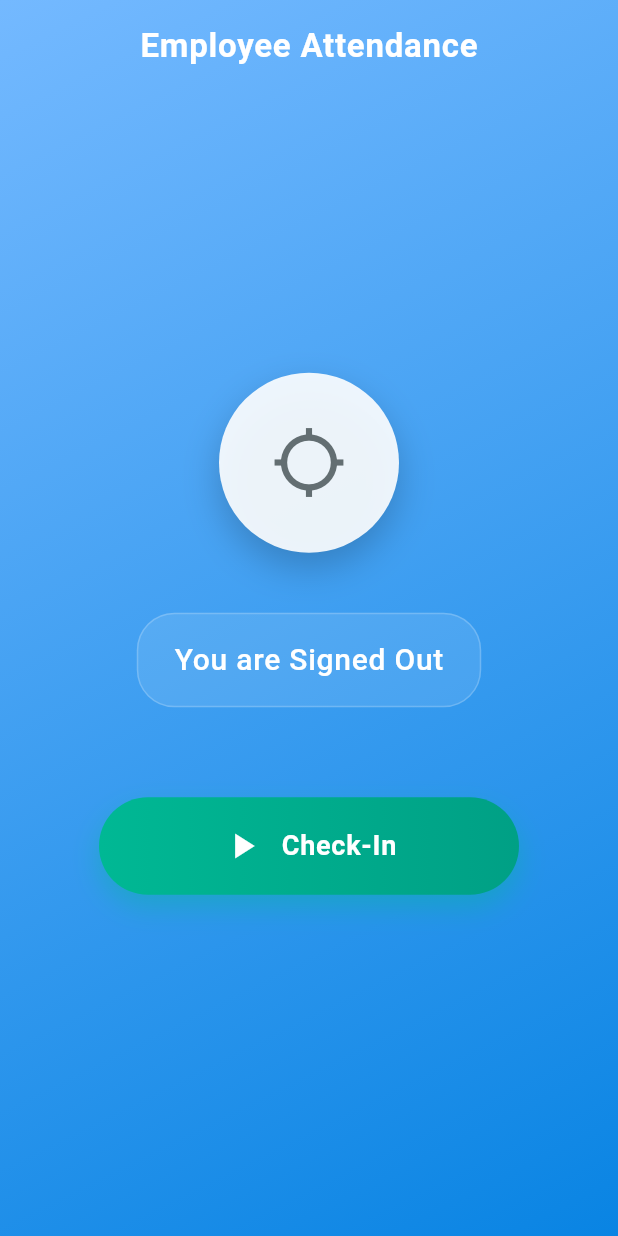
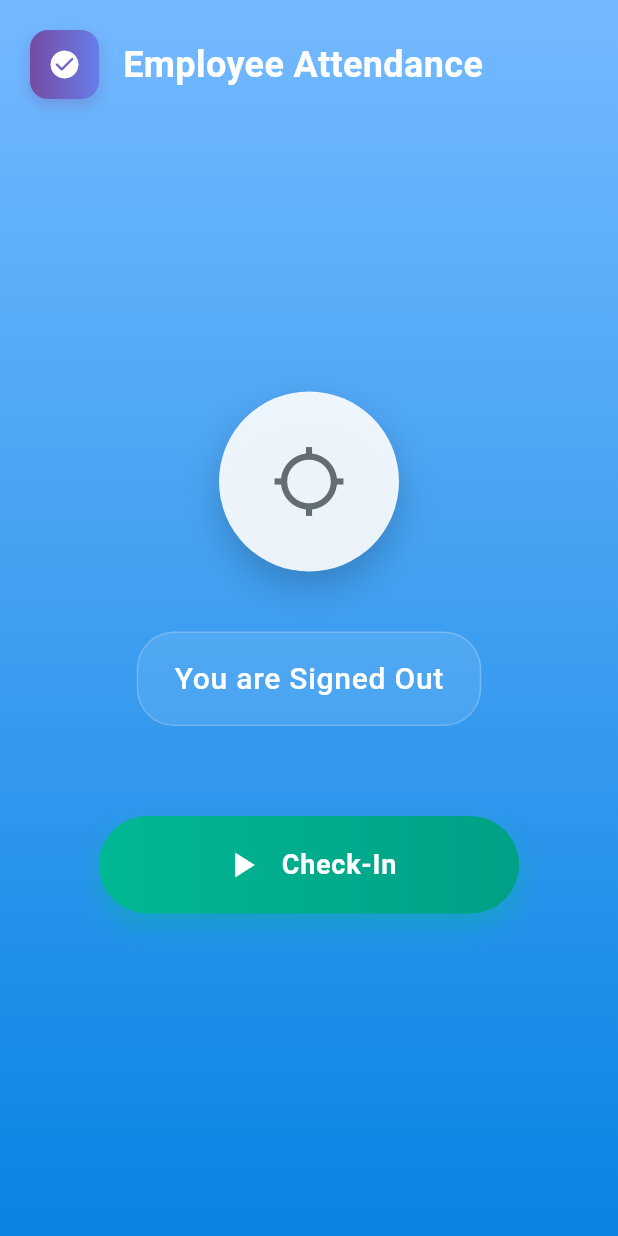
Before and after one commit to teambackoffice/field_sales_app, a Flutter app: the LocationTrackingPage screen opened directly, on a phone screen of 412 x 824 dp. Run offline on Flutter 3.47's test engine with Material 3 defaults, Android fonts, the phone set to English and light mode, and no system bars.

Commit message:
Items Adding

```diff
--- a/lib/view/mainscreen/location_track/location_track.dart
+++ b/lib/view/mainscreen/location_track/location_track.dart
@@ -71,8 +71,8 @@ class _LocationTrackingPageState extends State<LocationTrackingPage>
       body: Container(
         decoration: BoxDecoration(
           gradient: LinearGradient(
-            begin: Alignment.topLeft,
-            end: Alignment.bottomRight,
+            begin: Alignment.topCenter,
+            end: Alignment.bottomCenter,
             colors: _isTracking
                 ? [Color(0xFF667eea), Color(0xFF764ba2)]
                 : [Color(0xFF74b9ff), Color(0xFF0984e3)],
@@ -81,27 +81,7 @@ class _LocationTrackingPageState extends State<LocationTrackingPage>
         child: SafeArea(
           child: Column(
             children: [
-              // Custom App Bar
-              Container(
-                padding: EdgeInsets.symmetric(horizontal: 20, vertical: 15),
-                child: Row(
-                  children: [
-                    Expanded(
-                      child: Center(
-                        child: Text(
-                          'Employee Attendance',
-                          style: TextStyle(
-                            color: Colors.white,
-                            fontSize: 22,
-                            fontWeight: FontWeight.w600,
-                            letterSpacing: 0.5,
-                          ),
-                        ),
-                      ),
-                    ),
-                  ],
-                ),
-              ),
+              _buildHeader(), // ✅ Added same header
 
               Expanded(
                 child: Padding(
@@ -113,7 +93,6 @@ class _LocationTrackingPageState extends State<LocationTrackingPage>
                       Stack(
                         alignment: Alignment.center,
                         children: [
-                          // Outer pulsing ring
                           if (_isTracking)
                             AnimatedBuilder(
                               animation: _pulseAnimation,
@@ -134,8 +113,6 @@ class _LocationTrackingPageState extends State<LocationTrackingPage>
                                 );
                               },
                             ),
-
-                          // Rotating outer circle
                           if (_isTracking)
                             AnimatedBuilder(
                               animation: _rotationAnimation,
@@ -172,8 +149,6 @@ class _LocationTrackingPageState extends State<LocationTrackingPage>
                                 );
                               },
                             ),
-
-                          // Main circle
                           Container(
                             width: 120,
                             height: 120,
@@ -203,7 +178,6 @@ class _LocationTrackingPageState extends State<LocationTrackingPage>
 
                       SizedBox(height: 40),
 
-                      // Status text with glassmorphism effect
                       Container(
                         padding: EdgeInsets.symmetric(
                           horizontal: 24,
@@ -230,7 +204,6 @@ class _LocationTrackingPageState extends State<LocationTrackingPage>
 
                       SizedBox(height: 60),
 
-                      // Modern toggle button
                       GestureDetector(
                         onTap: _isTracking ? _stopTracking : _startTracking,
                         child: AnimatedContainer(
@@ -291,29 +264,45 @@ class _LocationTrackingPageState extends State<LocationTrackingPage>
     );
   }
 
-  Widget _buildInfoItem(IconData icon, String label, String value) {
-    return Column(
+  Widget _buildHeader() {
+    return Container(
+      padding: EdgeInsets.all(20),
+      child: Row(
         children: [
-        Icon(icon, color: Colors.white.withOpacity(0.8), size: 18),
-        SizedBox(height: 4),
-        Text(
-          label,
-          style: TextStyle(
-            color: Colors.white.withOpacity(0.7),
-            fontSize: 12,
-            fontWeight: FontWeight.w500,
+          Container(
+            padding: EdgeInsets.all(12),
+            decoration: BoxDecoration(
+              gradient: LinearGradient(
+                colors: [Color(0xFF764BA2), Color(0xFF667EEA)],
+              ),
+              borderRadius: BorderRadius.circular(12),
+              boxShadow: [
+                BoxShadow(
+                  color: Color(0xFF764BA2).withOpacity(0.3),
+                  blurRadius: 8,
+                  offset: Offset(0, 4),
+                ),
+              ],
+            ),
+            child: Icon(
+              Icons.check_circle_rounded,
+              color: Colors.white,
+              size: 22,
             ),
           ),
-        SizedBox(height: 2),
-        Text(
-          value,
+          SizedBox(width: 16),
+          Expanded(
+            child: Text(
+              'Employee Attendance',
               style: TextStyle(
+                fontSize: 24,
+                fontWeight: FontWeight.w700,
                 color: Colors.white,
-            fontSize: 14,
-            fontWeight: FontWeight.w600,
+              ),
             ),
           ),
         ],
+      ),
     );
   }
 }
--- a/lib/view/mainscreen/sales_order/create_sales_order/create_sales_order.dart
+++ b/lib/view/mainscreen/sales_order/create_sales_order/create_sales_order.dart
@@ -729,7 +729,7 @@ class _CreateSalesOrderState extends State<CreateSalesOrder> {
           mainAxisAlignment: MainAxisAlignment.spaceBetween,
           children: [
             Text(
-              'Total Amount ',
+              'Total Amount',
               style: TextStyle(
                 fontSize: 18,
                 fontWeight: FontWeight.w600,
```
Also changed, not shown: lib/view/mainscreen/invoice/invoice.dart (+79 -81 lines), lib/view/mainscreen/profile_page/profile_page.dart (+66 -11 lines), lib/view/mainscreen/sales_order/sales_order.dart (+7 -15 lines). Lines whose indentation alone changed are shown as unchanged.
